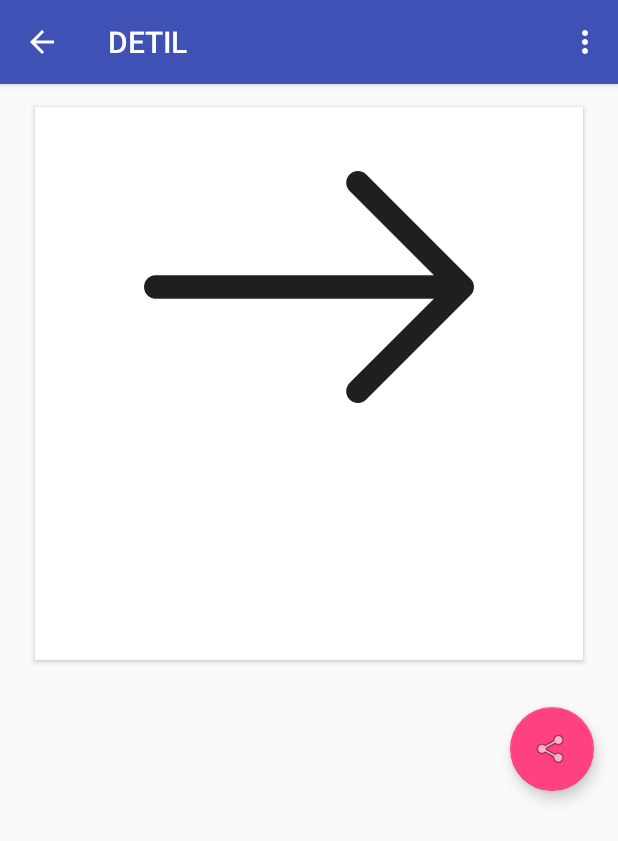
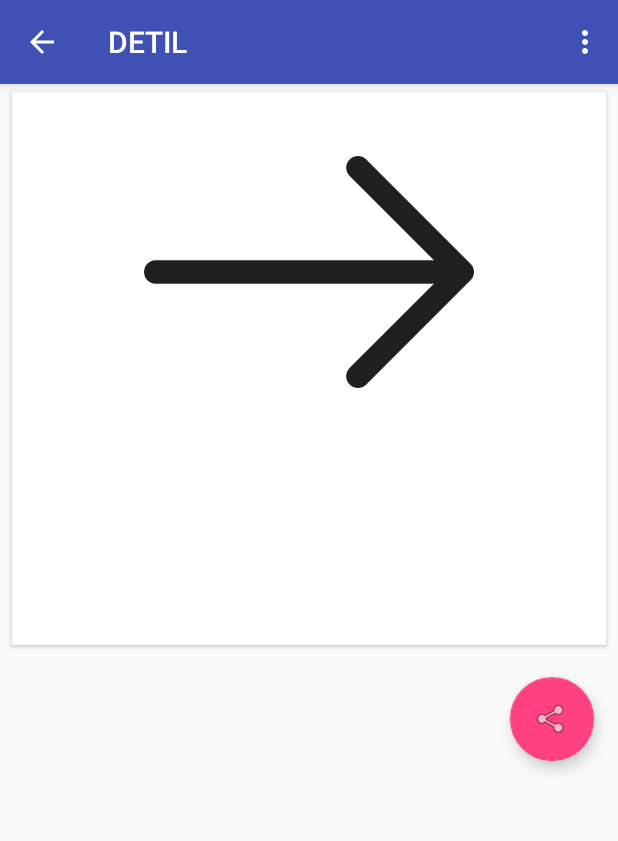
Before and after one commit to akhiyarwaladi/ADAPPS, an Android app: the MenuUtamaDetails screen opened directly, with no data from a screen before it, on a phone screen of 412 x 824 dp. Shown: the top 841 px of the screen. Run offline under Robolectric (Android 15) with nearby library versions, the light colour scheme and no system bars; libraries missing offline, so code that uses them is left out: com.facebook, com.facebook.share; pictures from the network do not load; 2 statements that could not run were skipped.

Commit message:
margin card

```diff
--- a/app/src/main/res/layout/menuutamadetails.xml
+++ b/app/src/main/res/layout/menuutamadetails.xml
@@ -23,8 +23,7 @@
 
     <LinearLayout
         android:layout_width="match_parent"
-        android:layout_height="wrap_content"
-        android:padding="7dp">
+        android:layout_height="wrap_content">
 
         <android.support.v7.widget.CardView
             android:layout_width="match_parent"
--- a/app/src/main/res/values/dimens.xml
+++ b/app/src/main/res/values/dimens.xml
@@ -19,8 +19,8 @@
     <dimen name="ic_album_overflow_height">30dp</dimen>
     <dimen name="ic_album_overflow_margin_top">10dp</dimen>
 
-    <dimen name="margin_normal">8dp</dimen>
-    <dimen name="margin_large">16dp</dimen>
+    <dimen name="margin_normal">5dp</dimen>
+    <dimen name="margin_large">8dp</dimen>
     <dimen name="text_size_large">16sp</dimen>
     <dimen name="margin_small">0dp</dimen>
     <dimen name="text_size_normal">13sp</dimen>
```
